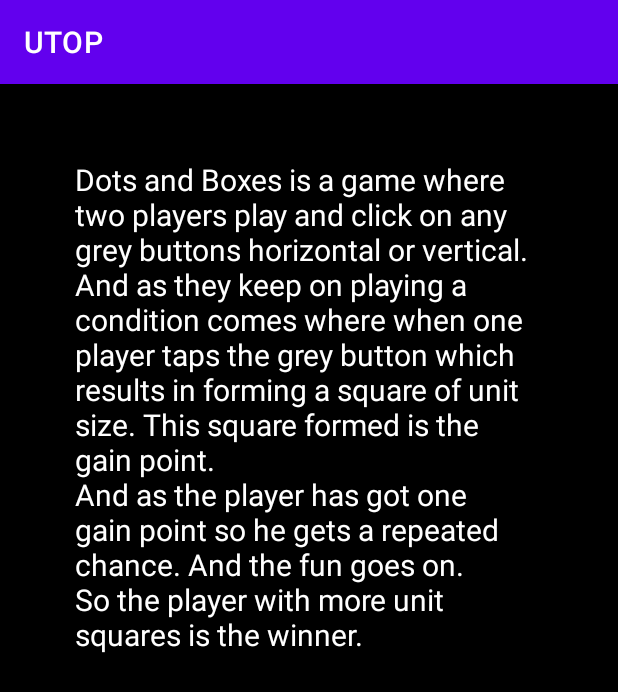
After one commit to unnisha14/UTOP, an Android app: the Instructions screen opened directly, with no data from a screen before it, on a phone screen of 412 x 824 dp. The commit adds this screen. Shown: the top 692 px of the screen. Run offline under Robolectric (Android 15) with nearby library versions, the phone set to English and light mode, and no system bars.

Commit message:
Second Commit

```diff
--- a/app/src/main/AndroidManifest.xml
+++ b/app/src/main/AndroidManifest.xml
@@ -6,10 +6,11 @@
         android:allowBackup="true"
         android:icon="@drawable/utop"
         android:label="@string/app_name"
+        android:roundIcon="@drawable/utop"
         android:supportsRtl="true"
-        android:roundIcon="@drawable/utop"
         android:theme="@style/Theme.Utop">
-        <activity android:name=".ThirtySixBox"></activity>
+        <activity android:name=".Instructions"></activity>
+        <activity android:name=".ThirtySixBox" />
         <activity android:name=".TwentyFiveBox" />
         <activity android:name=".SixteenBox" />
         <activity android:name=".Winner" />
--- /dev/null
+++ b/app/src/main/java/com/example/utop/Instructions.java
@@ -0,0 +1,22 @@
+package com.example.utop;
+
+import androidx.appcompat.app.AppCompatActivity;
+
+import android.os.Bundle;
+import android.widget.TextView;
+
+public class Instructions extends AppCompatActivity {
+
+    @Override
+    protected void onCreate(Bundle savedInstanceState) {
+        super.onCreate(savedInstanceState);
+        setContentView(R.layout.activity_instructions);
+        TextView textView = (TextView) findViewById(R.id.text);
+        String str;
+        str = "Dots and Boxes is a game where two players play and click on any grey buttons horizontal or vertical. \n" +
+                "And as they keep on playing a condition comes where when one player taps the grey button which results in forming a square of unit size. This square formed is the gain point.\n" +
+                "And as the player has got one gain point so he gets a repeated chance. And the fun goes on.\n" +
+                "So the player with more unit squares is the winner.";
+        textView.setText(str);
+    }
+}
--- a/app/src/main/java/com/example/utop/MainActivity.java
+++ b/app/src/main/java/com/example/utop/MainActivity.java
@@ -1,5 +1,6 @@
 package com.example.utop;
 
+import androidx.appcompat.app.ActionBar;
 import androidx.appcompat.app.AppCompatActivity;
 
 import android.content.Intent;
@@ -40,6 +41,8 @@ public class MainActivity extends AppCompatActivity {
     protected void onCreate(Bundle savedInstanceState) {
         super.onCreate(savedInstanceState);
         setContentView(R.layout.activity_main);
+        ActionBar actionBar = getSupportActionBar();
+        actionBar.hide();
 
         snake = (ImageView) findViewById(R.id.snake);
         dots = (ImageView) findViewById(R.id.dots);
--- a/app/src/main/java/com/example/utop/NineBox.java
+++ b/app/src/main/java/com/example/utop/NineBox.java
@@ -1,6 +1,7 @@
 package com.example.utop;
 
 import androidx.annotation.RequiresApi;
+import androidx.appcompat.app.ActionBar;
 import androidx.appcompat.app.AppCompatActivity;
 
 import android.annotation.SuppressLint;
@@ -280,6 +281,8 @@ public class NineBox extends AppCompatActivity {
     protected void onCreate(Bundle savedInstanceState) {
         super.onCreate(savedInstanceState);
         setContentView(R.layout.activity_nine_box);
+        ActionBar actionBar = getSupportActionBar();
+        actionBar.hide();
 
         player1 = (Button) findViewById(R.id.player1);
         player2 = (Button) findViewById(R.id.player2);
--- a/app/src/main/java/com/example/utop/SixteenBox.java
+++ b/app/src/main/java/com/example/utop/SixteenBox.java
@@ -1,6 +1,7 @@
 package com.example.utop;
 
 import androidx.annotation.RequiresApi;
+import androidx.appcompat.app.ActionBar;
 import androidx.appcompat.app.AppCompatActivity;
 
 import android.annotation.SuppressLint;
@@ -375,6 +376,8 @@ public class SixteenBox extends AppCompatActivity {
     protected void onCreate(Bundle savedInstanceState) {
         super.onCreate(savedInstanceState);
         setContentView(R.layout.activity_sixteen_box);
+        ActionBar actionBar = getSupportActionBar();
+        actionBar.hide();
 
         player1 = (Button) findViewById(R.id.player1);
         player2 = (Button) findViewById(R.id.player2);
--- a/app/src/main/java/com/example/utop/SnakeGameActivity.java
+++ b/app/src/main/java/com/example/utop/SnakeGameActivity.java
@@ -1,5 +1,6 @@
 package com.example.utop;
 
+import androidx.appcompat.app.ActionBar;
 import androidx.appcompat.app.AppCompatActivity;
 
 import android.app.AlertDialog;
@@ -23,6 +24,8 @@ public class SnakeGameActivity extends AppCompatActivity implements View.OnTouch
     protected void onCreate(Bundle savedInstanceState) {
         super.onCreate(savedInstanceState);
         setContentView(R.layout.activity_snake_game);
+        ActionBar actionBar = getSupportActionBar();
+        actionBar.hide();
 
         gameEngine=new GameEngine();
         gameEngine.initGame();
--- a/app/src/main/java/com/example/utop/ThirtySixBox.java
+++ b/app/src/main/java/com/example/utop/ThirtySixBox.java
@@ -1,6 +1,7 @@
 package com.example.utop;
 
 import androidx.annotation.RequiresApi;
+import androidx.appcompat.app.ActionBar;
 import androidx.appcompat.app.AppCompatActivity;
 
 import android.annotation.SuppressLint;
@@ -639,6 +640,8 @@ public class ThirtySixBox extends AppCompatActivity {
     protected void onCreate(Bundle savedInstanceState) {
         super.onCreate(savedInstanceState);
         setContentView(R.layout.activity_thirty_six_box);
+        ActionBar actionBar = getSupportActionBar();
+        actionBar.hide();
 
         player1 = (Button) findViewById(R.id.player1);
         player2 = (Button) findViewById(R.id.player2);
--- a/app/src/main/java/com/example/utop/TwentyFiveBox.java
+++ b/app/src/main/java/com/example/utop/TwentyFiveBox.java
@@ -1,6 +1,7 @@
 package com.example.utop;
 
 import androidx.annotation.RequiresApi;
+import androidx.appcompat.app.ActionBar;
 import androidx.appcompat.app.AppCompatActivity;
 
 import android.annotation.SuppressLint;
@@ -495,6 +496,8 @@ public class TwentyFiveBox extends AppCompatActivity {
     protected void onCreate(Bundle savedInstanceState) {
         super.onCreate(savedInstanceState);
         setContentView(R.layout.activity_twenty_five_box);
+        ActionBar actionBar = getSupportActionBar();
+        actionBar.hide();
 
         player1 = (Button) findViewById(R.id.player1);
         player2 = (Button) findViewById(R.id.player2);
--- a/app/src/main/java/com/example/utop/Winner.java
+++ b/app/src/main/java/com/example/utop/Winner.java
@@ -1,5 +1,6 @@
 package com.example.utop;
 
+import androidx.appcompat.app.ActionBar;
 import androidx.appcompat.app.AppCompatActivity;
 
 import android.content.Intent;
@@ -13,6 +14,8 @@ public class Winner extends AppCompatActivity {
     protected void onCreate(Bundle savedInstanceState) {
         super.onCreate(savedInstanceState);
         setContentView(R.layout.activity_winner);
+        ActionBar actionBar = getSupportActionBar();
+        actionBar.hide();
 
         Intent intent = getIntent();
         String player = intent.getExtras().getString("winner");
--- /dev/null
+++ b/app/src/main/res/layout/activity_instructions.xml
@@ -0,0 +1,19 @@
+<?xml version="1.0" encoding="utf-8"?>
+<androidx.constraintlayout.widget.ConstraintLayout
+    xmlns:android="http://schemas.android.com/apk/res/android"
+    xmlns:app="http://schemas.android.com/apk/res-auto"
+    xmlns:tools="http://schemas.android.com/tools"
+    android:layout_width="match_parent"
+    android:layout_height="match_parent"
+    android:background="@color/black"
+    tools:context=".Instructions">
+
+    <TextView
+        android:id="@+id/text"
+        android:layout_margin="50dp"
+        android:textColor="@color/white"
+        android:textSize="20sp"
+        android:layout_width="match_parent"
+        android:layout_height="match_parent"/>
+
+</androidx.constraintlayout.widget.ConstraintLayout>
```
Also changed, not shown: app/src/main/java/com/example/utop/DotGameActivity.java (+12 -1 lines), app/src/main/res/layout/activity_dot_game.xml (+14 -1 lines).
